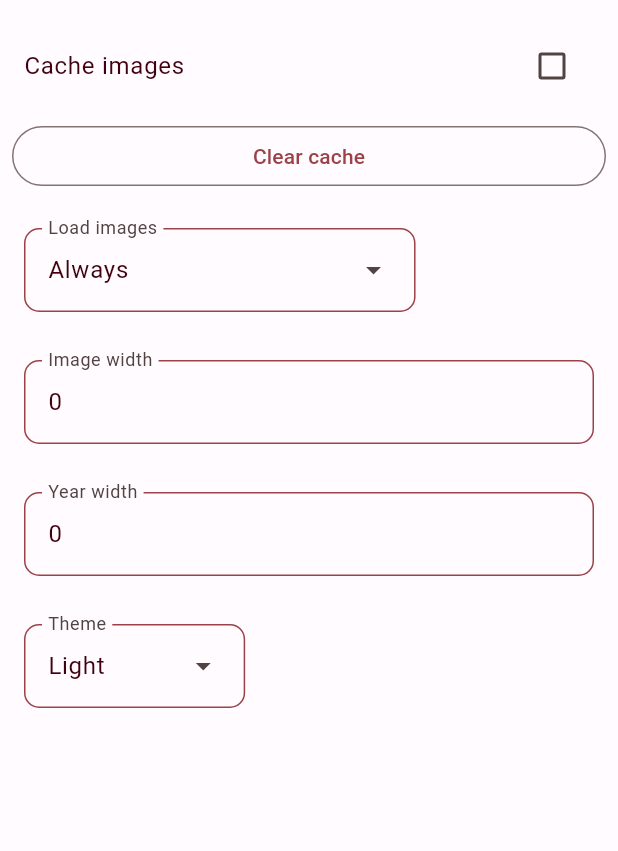
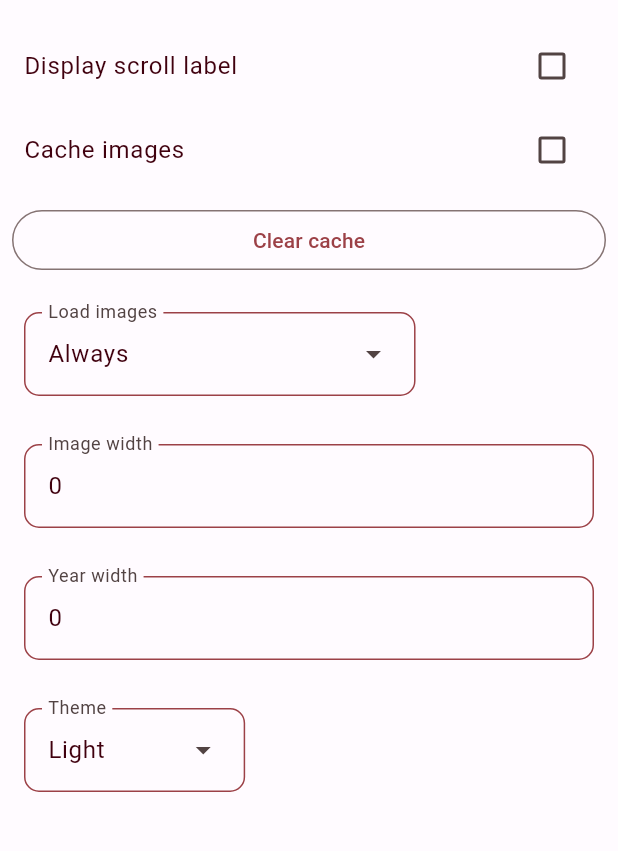
Before and after one commit to michielvaneerd/timeline-app, a Flutter app: the SettingsScreen screen opened directly with empty values, on a phone screen of 412 x 824 dp, the part 228-1079 px from its top. Run offline on Flutter 3.47's test engine with Material 3 defaults, Android fonts, the phone set to English and light mode, and no system bars; our stand-ins replace connectivity_plus, equatable, flutter_bloc, flutter_secure_storage, sqflite, webview_flutter; missing offline and left inert: cryptography, scrollview_observer; accounts and stored records are empty; statements that could not run were skipped.

Commit message:
Display scroll label

```diff
--- a/lib/l10n/app_en.arb
+++ b/lib/l10n/app_en.arb
@@ -47,5 +47,6 @@
   "internetConnectionError": "A connection error occurred",
   "duplicateHostError": "Host already exist",
   "notFoundError": "The resource was not found",
-  "color": "Color"
+  "color": "Color",
+  "displayScrollLabel": "Display scroll label"
 }
--- a/lib/l10n/app_localizations.dart
+++ b/lib/l10n/app_localizations.dart
@@ -387,6 +387,12 @@ abstract class AppLocalizations {
   /// In en, this message translates to:
   /// **'Color'**
   String get color;
+
+  /// No description provided for @displayScrollLabel.
+  ///
+  /// In en, this message translates to:
+  /// **'Display scroll label'**
+  String get displayScrollLabel;
 }
 
 class _AppLocalizationsDelegate
--- a/lib/l10n/app_localizations_en.dart
+++ b/lib/l10n/app_localizations_en.dart
@@ -158,4 +158,7 @@ class AppLocalizationsEn extends AppLocalizations {
 
   @override
   String get color => 'Color';
+
+  @override
+  String get displayScrollLabel => 'Display scroll label';
 }
--- a/lib/models/settings.dart
+++ b/lib/models/settings.dart
@@ -28,6 +28,7 @@ class Settings extends Equatable {
   final bool cachedImages;
   final int? yearWidth;
   final bool displayTimelineChart;
+  final bool displayScrollLabel;
 
   const Settings({
     required this.loadImages,
@@ -37,6 +38,7 @@ class Settings extends Equatable {
     required this.cachedImages,
     required this.displayTimelineChart,
     required this.themeMode,
+    required this.displayScrollLabel,
   });
 
   ThemeMode getThemeMode() {
@@ -58,6 +60,7 @@ class Settings extends Equatable {
     MyThemeModes? themeMode,
     bool? cachedImages,
     bool? displayTimelineChart,
+    bool? displayScrollLabel,
     bool removeImageWidth = false,
     bool removeYearWidth = false,
   }) {
@@ -65,6 +68,7 @@ class Settings extends Equatable {
       cachedImages: cachedImages ?? this.cachedImages,
       themeMode: themeMode ?? this.themeMode,
       displayTimelineChart: displayTimelineChart ?? this.displayTimelineChart,
+      displayScrollLabel: displayScrollLabel ?? this.displayScrollLabel,
       loadImages: loadImages ?? this.loadImages,
       condensed: condensed ?? this.condensed,
       yearWidth: removeYearWidth ? null : (yearWidth ?? this.yearWidth),
@@ -81,5 +85,6 @@ class Settings extends Equatable {
     cachedImages,
     yearWidth,
     displayTimelineChart,
+    displayScrollLabel,
   ];
 }
--- a/lib/screens/settings_screen/settings_screen.dart
+++ b/lib/screens/settings_screen/settings_screen.dart
@@ -94,6 +94,19 @@ class _SettingsScreenState extends State<SettingsScreen> {
                         setState(() {
                           settings = settings.copyWith(
                             displayTimelineChart: newValue,
+                          );
+                        });
+                      }
+                    },
+                  ),
+                  CheckboxListTile(
+                    title: Text(myLoc(context).displayScrollLabel),
+                    value: settings.displayScrollLabel,
+                    onChanged: (newValue) {
+                      if (newValue != null) {
+                        setState(() {
+                          settings = settings.copyWith(
+                            displayScrollLabel: newValue,
                           );
                         });
                       }
```
Also changed, not shown: lib/my_store.dart (+10 -0 lines), lib/screens/timeline_items_screen/timeline_items_screen.dart (+28 -8 lines).
